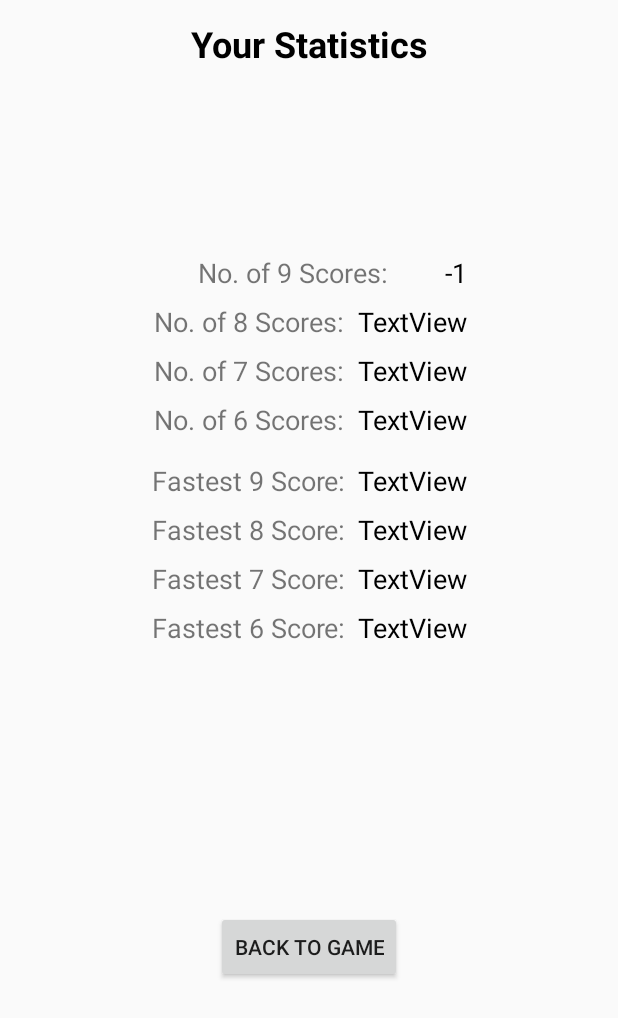
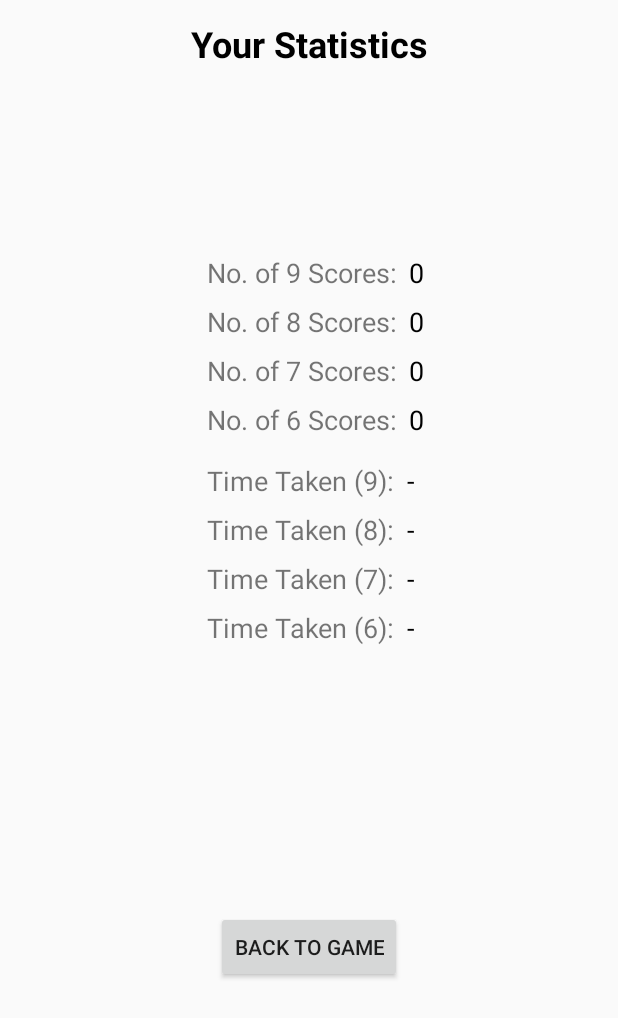
Before and after one commit to David-Denny/Countdown, an Android app: the Stats screen opened directly, with no data from a screen before it, on a phone screen of 412 x 824 dp. Shown: the top 1018 px of the screen. Run offline under Robolectric (Android 15) with nearby library versions, the phone set to English and light mode, and no system bars.

Commit message:
Finish implementation of Stats activity

```diff
--- a/app/src/main/java/dave/countdown/MainActivity.java
+++ b/app/src/main/java/dave/countdown/MainActivity.java
@@ -85,6 +85,8 @@ public class MainActivity extends AppCompatActivity {
         vowels = "AEIOU";
         consonants = "BCDFGHJKLMNPQRSTVWXZ";
 
+        // make array of TextViews that holds the TextViews that'll be used to display the 9
+        // characters
         char1 = findViewById(R.id.char1);
         char2 = findViewById(R.id.char2);
         char3 = findViewById(R.id.char3);
@@ -108,16 +110,24 @@ public class MainActivity extends AppCompatActivity {
 
         rand = new Random();
 
+        // used to keep track of the amount of characters already generated
         charCount = 0;
 
+
+        // used to display in results
         generatedString = "";
+
+        // used to prevent timer being restarted before it's ended
         timerFlag = false;
 
+        // hide restart button and prevent user from typing before the timer starts
         restartButton = findViewById(R.id.restartButton);
         restartButton.setVisibility(View.GONE);
         userInput = findViewById(R.id.userInput);
         userInput.setEnabled(false);
 
+        // when the user clicks enter on the soft keyboard, hide the keyboard and
+        // call startAnswerCheck()
         userInput.setOnEditorActionListener(new TextView.OnEditorActionListener() {
             @Override
             public boolean onEditorAction(TextView v, int actionId, KeyEvent event) {
@@ -132,6 +142,7 @@ public class MainActivity extends AppCompatActivity {
             }
         });
 
+        // make the SharedPreferences object and get the statistics values from it
         preferences = getSharedPreferences(MyPREFERENCES, Context.MODE_PRIVATE);
 
         count9 = preferences.getInt("count9", -1);
@@ -150,10 +161,10 @@ public class MainActivity extends AppCompatActivity {
             count8 = 0;
             count7 = 0;
             count6 = 0;
-            time9 = 0;
-            time8 = 0;
-            time7 = 0;
-            time6 = 0;
+            time9 = -1;
+            time8 = -1;
+            time7 = -1;
+            time6 = -1;
         }
 
     }
@@ -312,6 +323,8 @@ public class MainActivity extends AppCompatActivity {
         mp = MediaPlayer.create(this, R.raw.music);
         mp.start();
 
+        // restarts timer
+        currentTime = 0;
 
         new CountDownTimer(30000, 1000) {
 
@@ -437,7 +450,9 @@ public class MainActivity extends AppCompatActivity {
      * @param view takes a View as an argument so the method can be called from an xml button.
      */
     public void restart(View view) {
+
         mp.stop();
+        saveStats();
         finish();
         startActivity(getIntent());
     }
@@ -448,6 +463,8 @@ public class MainActivity extends AppCompatActivity {
      * @param view  takes a View as an argument so the method can be called from an xml button
      */
     public void sendToStats(View view) {
+
+        saveStats();
         Intent sendToStats = new Intent(MainActivity.this, Stats.class);
         startActivity(sendToStats);
     }
@@ -614,4 +631,23 @@ public class MainActivity extends AppCompatActivity {
                 }.start();
         }
     }
+
+    /**
+     * Saves the current statistics to the SharedPreferences object so it can be accessed later
+     * in the Stats activity.
+     */
+    public void saveStats() {
+        SharedPreferences.Editor editor = preferences.edit();
+
+        editor.putInt("count9", count9);
+        editor.putInt("count8", count8);
+        editor.putInt("count7", count7);
+        editor.putInt("count6", count6);
+        editor.putInt("time9", -1);
+        editor.putInt("time8", time8);
+        editor.putInt("time7", time7);
+        editor.putInt("time6", time6);
+
+        editor.apply();
+    }
 }
--- a/app/src/main/java/dave/countdown/Stats.java
+++ b/app/src/main/java/dave/countdown/Stats.java
@@ -4,12 +4,24 @@ import android.content.Context;
 import android.content.Intent;
 import android.content.SharedPreferences;
 import android.os.Bundle;
-import android.os.PersistableBundle;
-import android.support.annotation.Nullable;
 import android.support.v7.app.AppCompatActivity;
+import android.util.Log;
 import android.view.View;
 import android.widget.TextView;
 
+import java.util.Arrays;
+
+/**
+ * This class displays the user's personal statistics that they've gained while playing.
+ *
+ * This includes the number of times they've found a valid word of length 9, 8, 7, and 6. It also
+ * shows the user the fastest times they've found words in.
+ *
+ * It only shows statistics for the words of score 6 and above as anything below 6 is more common
+ * and isn't worth the effort to implement.
+ *
+ * @author David Denny
+ */
 public class Stats extends AppCompatActivity {
 
     int count9;
@@ -52,17 +64,35 @@ public class Stats extends AppCompatActivity {
 
 
         score9Text.setText(String.valueOf(count9));
-//        score8Text.setText(count8);
-//        score7Text.setText(count7);
-//        score6Text.setText(count6);
-//
-//        time9Text.setText(time9);
-//        time8Text.setText(time8);
-//        time7Text.setText(time7);
-//        time6Text.setText(time6);
+        score8Text.setText(String.valueOf(count8));
+        score7Text.setText(String.valueOf(count7));
+        score6Text.setText(String.valueOf(count6));
 
+        // makes arrays of the TextViews and variables
+        TextView[] textViews = {time9Text, time8Text, time7Text, time6Text};
+        Integer[] timeArray = {time9, time8, time7, time6};
+
+        int count = 0;
+
+        // for.. each loop that sets the TextView's text to a stand in if they have no value
+        // or their value.
+        for (int timeVariable : timeArray) {
+
+            if (timeVariable == -1) {
+                textViews[count].setText("-");
+            } else {
+                textViews[count].setText(String.valueOf(timeVariable));
+            }
+
+            count ++;
+        }
     }
 
+    /**
+     * Sends the user back to the main screen of the app.
+     *
+     * @param view takes a View as a parameter so it can be called via an xml button
+     */
     public void sendToMain(View view) {
 
         Intent sendToMain = new Intent(Stats.this, MainActivity.class);
--- a/app/src/main/res/layout/stats.xml
+++ b/app/src/main/res/layout/stats.xml
@@ -26,14 +26,11 @@
             android:layout_width="wrap_content"
             android:layout_height="wrap_content"
             android:layout_marginBottom="8dp"
-            android:layout_marginEnd="8dp"
             android:layout_marginLeft="8dp"
-            android:layout_marginRight="8dp"
             android:layout_marginStart="8dp"
             android:text="No. of 9 Scores:"
             android:textSize="18sp"
             app:layout_constraintBottom_toTopOf="@+id/textView2"
-            app:layout_constraintEnd_toStartOf="@+id/noOf9"
             app:layout_constraintStart_toStartOf="parent" />
 
         <TextView
@@ -41,14 +38,11 @@
             android:layout_width="wrap_content"
             android:layout_height="wrap_content"
             android:layout_marginBottom="8dp"
-            android:layout_marginEnd="8dp"
             android:layout_marginLeft="8dp"
-            android:layout_marginRight="8dp"
             android:layout_marginStart="8dp"
             android:text="No. of 8 Scores:"
             android:textSize="18sp"
             app:layout_constraintBottom_toTopOf="@+id/textView3"
-            app:layout_constraintEnd_toStartOf="@+id/noOf8"
             app:layout_constraintStart_toStartOf="parent" />
 
         <TextView
@@ -56,14 +50,11 @@
             android:layout_width="wrap_content"
             android:layout_height="wrap_content"
             android:layout_marginBottom="8dp"
-            android:layout_marginEnd="8dp"
             android:layout_marginLeft="8dp"
-            android:layout_marginRight="8dp"
             android:layout_marginStart="8dp"
             android:text="No. of 7 Scores:"
             android:textSize="18sp"
             app:layout_constraintBottom_toTopOf="@+id/textView4"
-            app:layout_constraintEnd_toStartOf="@+id/noOf7"
             app:layout_constraintStart_toStartOf="parent" />
 
         <TextView
@@ -71,14 +62,11 @@
             android:layout_width="wrap_content"
             android:layout_height="wrap_content"
             android:layout_marginBottom="16dp"
-            android:layout_marginEnd="8dp"
             android:layout_marginLeft="8dp"
-            android:layout_marginRight="8dp"
             android:layout_marginStart="8dp"
             android:text="No. of 6 Scores:"
             android:textSize="18sp"
             app:layout_constraintBottom_toTopOf="@+id/textView5"
-            app:layout_constraintEnd_toStartOf="@+id/noOf6"
             app:layout_constraintStart_toStartOf="parent" />
 
         <TextView
@@ -86,14 +74,11 @@
             android:layout_width="wrap_content"
             android:layout_height="wrap_content"
             android:layout_marginBottom="8dp"
-            android:layout_marginEnd="8dp"
             android:layout_marginLeft="8dp"
-            android:layout_marginRight="8dp"
             android:layout_marginStart="8dp"
-            android:text="Fastest 9 Score:"
+            android:text="Time Taken (9):"
             android:textSize="18sp"
             app:layout_constraintBottom_toTopOf="@+id/textView6"
-            app:layout_constraintEnd_toStartOf="@+id/fastest9"
             app:layout_constraintStart_toStartOf="parent" />
 
         <TextView
@@ -101,14 +86,11 @@
             android:layout_width="wrap_content"
             android:layout_height="wrap_content"
             android:layout_marginBottom="8dp"
-            android:layout_marginEnd="8dp"
             android:layout_marginLeft="8dp"
-            android:layout_marginRight="8dp"
             android:layout_marginStart="8dp"
-            android:text="Fastest 8 Score:"
+            android:text="Time Taken (8):"
             android:textSize="18sp"
             app:layout_constraintBottom_toTopOf="@+id/textView7"
-            app:layout_constraintEnd_toStartOf="@+id/fastest8"
             app:layout_constraintStart_toStartOf="parent" />
 
         <TextView
@@ -116,14 +98,11 @@
             android:layout_width="wrap_content"
             android:layout_height="wrap_content"
             android:layout_marginBottom="8dp"
-            android:layout_marginEnd="8dp"
             android:layout_marginLeft="8dp"
-            android:layout_marginRight="8dp"
             android:layout_marginStart="8dp"
-            android:text="Fastest 7 Score:"
+            android:text="Time Taken (7):"
             android:textSize="18sp"
             app:layout_constraintBottom_toTopOf="@+id/textView8"
-            app:layout_constraintEnd_toStartOf="@+id/fastest7"
             app:layout_constraintStart_toStartOf="parent" />
 
         <TextView
@@ -131,14 +110,11 @@
             android:layout_width="wrap_content"
             android:layout_height="wrap_content"
             android:layout_marginBottom="8dp"
-            android:layout_marginEnd="8dp"
             android:layout_marginLeft="8dp"
-            android:layout_marginRight="8dp"
             android:layout_marginStart="8dp"
-            android:text="Fastest 6 Score:"
+            android:text="Time Taken (6):"
             android:textSize="18sp"
             app:layout_constraintBottom_toBottomOf="parent"
-            app:layout_constraintEnd_toStartOf="@+id/fastest6"
             app:layout_constraintStart_toStartOf="parent" />
 
         <TextView
@@ -146,104 +122,104 @@
             android:layout_width="wrap_content"
             android:layout_height="wrap_content"
             android:layout_marginBottom="8dp"
-            android:layout_marginEnd="8dp"
-            android:layout_marginRight="8dp"
+            android:layout_marginLeft="8dp"
+            android:layout_marginStart="8dp"
             android:text="TextView"
             android:textColor="#000"
             android:textSize="18sp"
             app:layout_constraintBottom_toTopOf="@+id/noOf8"
-            app:layout_constraintEnd_toEndOf="parent" />
+            app:layout_constraintStart_toEndOf="@+id/textView" />
 
         <TextView
             android:id="@+id/noOf8"
             android:layout_width="wrap_content"
             android:layout_height="wrap_content"
             android:layout_marginBottom="8dp"
-            android:layout_marginEnd="8dp"
+            android:layout_marginLeft="8dp"
+            android:layout_marginStart="8dp"
+            android:text="TextView"
             android:textColor="#000"
-            android:layout_marginRight="8dp"
             android:textSize="18sp"
-            android:text="TextView"
             app:layout_constraintBottom_toTopOf="@+id/noOf7"
-            app:layout_constraintEnd_toEndOf="parent" />
+            app:layout_constraintStart_toEndOf="@+id/textView2" />
 
         <TextView
             android:id="@+id/noOf7"
             android:layout_width="wrap_content"
             android:layout_height="wrap_content"
             android:layout_marginBottom="8dp"
-            android:layout_marginEnd="8dp"
+            android:layout_marginLeft="8dp"
+            android:layout_marginStart="8dp"
+            android:text="TextView"
             android:textColor="#000"
             android:textSize="18sp"
-            android:layout_marginRight="8dp"
-            android:text="TextView"
             app:layout_constraintBottom_toTopOf="@+id/noOf6"
-            app:layout_constraintEnd_toEndOf="parent" />
+            app:layout_constraintStart_toEndOf="@+id/textView3" />
 
         <TextView
             android:id="@+id/noOf6"
             android:layout_width="wrap_content"
             android:layout_height="wrap_content"
             android:layout_marginBottom="16dp"
+            android:layout_marginLeft="8dp"
+            android:layout_marginStart="8dp"
+            android:text="TextView"
+            android:textColor="#000"
             android:textSize="18sp"
-            android:layout_marginEnd="8dp"
-            android:textColor="#000"
-            android:layout_marginRight="8dp"
-            android:text="TextView"
             app:layout_constraintBottom_toTopOf="@+id/fastest9"
-            app:layout_constraintEnd_toEndOf="parent" />
+            app:layout_constraintStart_toEndOf="@+id/textView4" />
 
         <TextView
             android:id="@+id/fastest9"
             android:layout_width="wrap_content"
-            android:textColor="#000"
             android:layout_height="wrap_content"
             android:layout_marginBottom="8dp"
-            android:layout_marginEnd="8dp"
+            android:layout_marginLeft="8dp"
+            android:layout_marginStart="8dp"
+            android:text="TextView"
+            android:textColor="#000"
             android:textSize="18sp"
-            android:layout_marginRight="8dp"
-            android:text="TextView"
             app:layout_constraintBottom_toTopOf="@+id/fastest8"
-            app:layout_constraintEnd_toEndOf="parent" />
+            app:layout_constraintStart_toEndOf="@+id/textView5" />
 
         <TextView
             android:id="@+id/fastest8"
             android:layout_width="wrap_content"
             android:layout_height="wrap_content"
             android:layout_marginBottom="8dp"
-            android:layout_marginEnd="8dp"
+            android:layout_marginLeft="8dp"
+            android:layout_marginStart="8dp"
+            android:text="TextView"
             android:textColor="#000"
             android:textSize="18sp"
-            android:layout_marginRight="8dp"
-            android:text="TextView"
             app:layout_constraintBottom_toTopOf="@+id/fastest7"
-            app:layout_constraintEnd_toEndOf="parent" />
+            app:layout_constraintStart_toEndOf="@+id/textView6" />
 
         <TextView
             android:id="@+id/fastest7"
             android:layout_width="wrap_content"
             android:layout_height="wrap_content"
             android:layout_marginBottom="8dp"
-            android:layout_marginEnd="8dp"
+            android:layout_marginLeft="8dp"
+            android:layout_marginStart="8dp"
+            android:text="TextView"
+            android:textColor="#000"
             android:textSize="18sp"
-            android:textColor="#000"
-            android:layout_marginRight="8dp"
-            android:text="TextView"
             app:layout_constraintBottom_toTopOf="@+id/fastest6"
-            app:layout_constraintEnd_toEndOf="parent" />
+            app:layout_constraintStart_toEndOf="@+id/textView7" />
 
         <TextView
             android:id="@+id/fastest6"
             android:layout_width="wrap_content"
             android:layout_height="wrap_content"
+            android:layout_marginBottom="8dp"
+            android:layout_marginLeft="8dp"
+            android:layout_marginStart="8dp"
+            android:text="TextView"
             android:textColor="#000"
-            android:layout_marginBottom="8dp"
             android:textSize="18sp"
-            android:layout_marginEnd="8dp"
-            android:layout_marginRight="8dp"
-            android:text="TextView"
             app:layout_constraintBottom_toBottomOf="parent"
-            app:layout_constraintEnd_toEndOf="parent" />
+            app:layout_constraintStart_toEndOf="@+id/textView8" />
 
     </android.support.constraint.ConstraintLayout>
 
```
